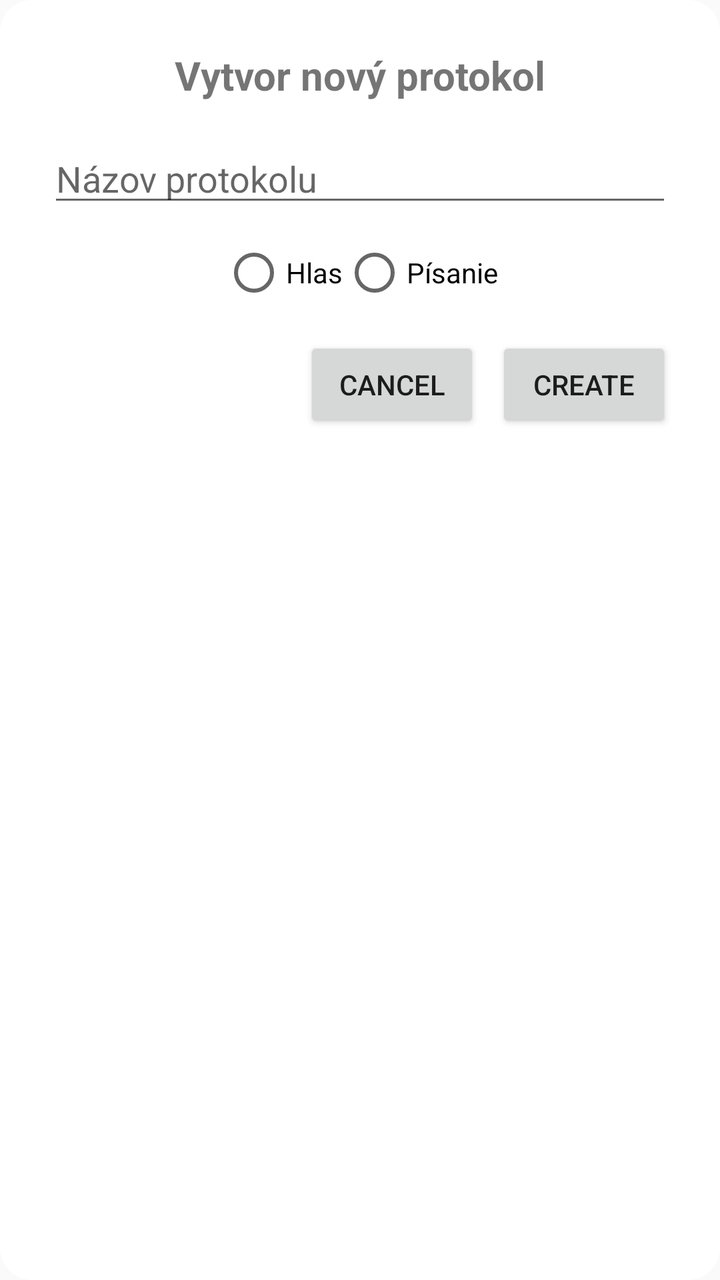
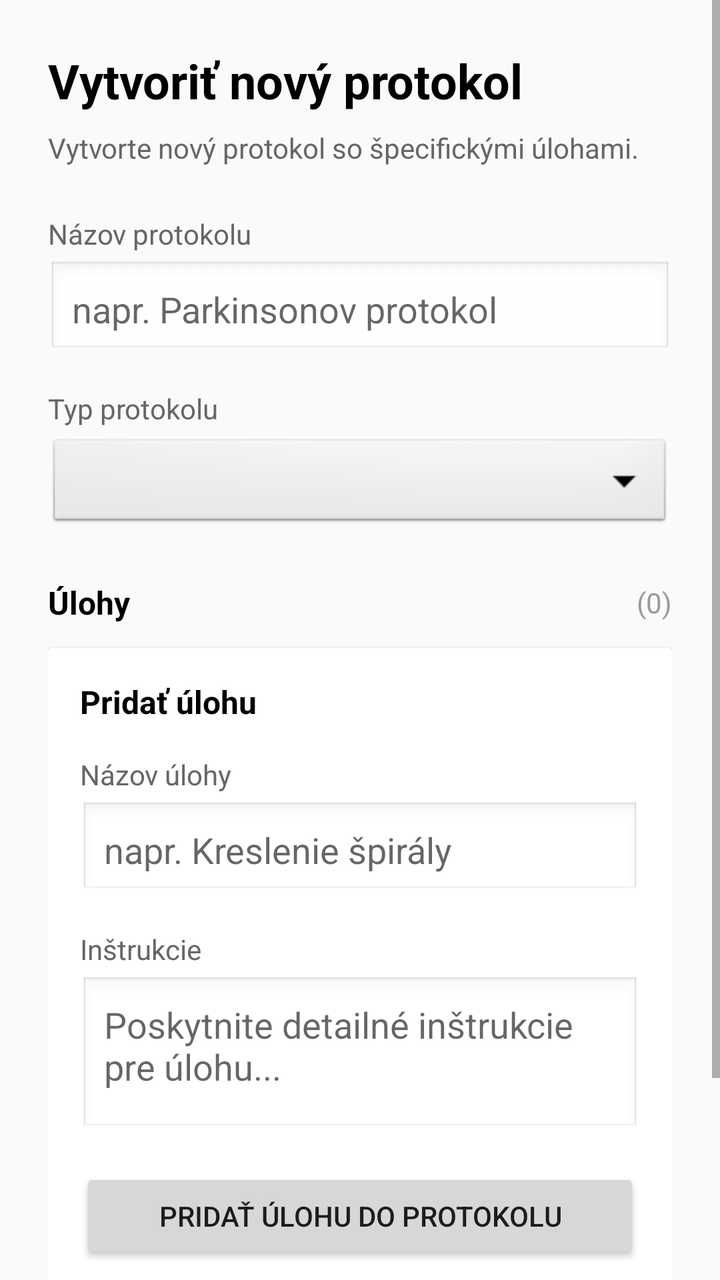

An Android layout rendered at two revisions. The XML below is the earlier revision; the diff shows what the commit changed to produce the second picture.
<!-- AndroidManifest.xml: application theme Theme.DiagnosticApp -->
<!-- res/layout/fragment_create_protocol.xml -->
<?xml version="1.0" encoding="utf-8"?>
<LinearLayout xmlns:android="http://schemas.android.com/apk/res/android"
    android:layout_width="400dp"
    android:layout_height="wrap_content"
    android:orientation="vertical"
    android:padding="24dp"
    android:background="@drawable/rounded_dialog_bg">

    <TextView
        android:layout_width="match_parent"
        android:layout_height="wrap_content"
        android:text="Vytvor nový protokol"
        android:textSize="20sp"
        android:textStyle="bold"
        android:gravity="center"
        android:paddingBottom="16dp" />

    <EditText
        android:id="@+id/etProtocolName"
        android:layout_width="match_parent"
        android:layout_height="wrap_content"
        android:hint="Názov protokolu"
        android:inputType="textPersonName" />

    <RadioGroup
        android:id="@+id/rgProtocolType"
        android:layout_width="match_parent"
        android:layout_height="wrap_content"
        android:orientation="horizontal"
        android:gravity="center"
        android:paddingTop="12dp">

        <RadioButton
            android:id="@+id/rbVoice"
            android:layout_width="wrap_content"
            android:layout_height="wrap_content"
            android:text="Hlas" />

        <RadioButton
            android:id="@+id/rbWriting"
            android:layout_width="wrap_content"
            android:layout_height="wrap_content"
            android:text="Písanie" />
    </RadioGroup>

    <LinearLayout
        android:layout_width="match_parent"
        android:layout_height="wrap_content"
        android:orientation="horizontal"
        android:gravity="end"
        android:paddingTop="16dp">

        <Button
            android:id="@+id/btnCancel"
            android:layout_width="wrap_content"
            android:layout_height="wrap_content"
            android:text="Cancel" />

        <Button
            android:id="@+id/btnCreate"
            android:layout_width="wrap_content"
            android:layout_height="wrap_content"
            android:text="Create"
            android:layout_marginStart="8dp" />
    </LinearLayout>
</LinearLayout>
<!-- resources referenced by this layout -->
<resources>
  <!-- drawable rounded_dialog_bg (drawable) -->
  <?xml version="1.0" encoding="utf-8"?>
  <shape xmlns:android="http://schemas.android.com/apk/res/android"
      android:shape="rectangle">
      <solid android:color="@android:color/white"/>
      <corners android:radius="16dp"/>
  </shape>
  <style name="Theme.DiagnosticApp" parent="Theme.AppCompat.Light.NoActionBar">
          <item name="colorPrimary">@color/green</item>
          
  
  
      </style>
  <color name="green">#4CAF50</color>
</resources>

<!-- the commit's change to res/layout/fragment_create_protocol.xml (unified diff, before → after) -->
@@ -1,66 +1,214 @@
 <?xml version="1.0" encoding="utf-8"?>
-<LinearLayout xmlns:android="http://schemas.android.com/apk/res/android"
-    android:layout_width="400dp"
-    android:layout_height="wrap_content"
-    android:orientation="vertical"
-    android:padding="24dp"
-    android:background="@drawable/rounded_dialog_bg">
-
-    <TextView
-        android:layout_width="match_parent"
-        android:layout_height="wrap_content"
-        android:text="Vytvor nový protokol"
-        android:textSize="20sp"
-        android:textStyle="bold"
-        android:gravity="center"
-        android:paddingBottom="16dp" />
-
-    <EditText
-        android:id="@+id/etProtocolName"
-        android:layout_width="match_parent"
-        android:layout_height="wrap_content"
-        android:hint="Názov protokolu"
-        android:inputType="textPersonName" />
-
-    <RadioGroup
-        android:id="@+id/rgProtocolType"
-        android:layout_width="match_parent"
-        android:layout_height="wrap_content"
-        android:orientation="horizontal"
-        android:gravity="center"
-        android:paddingTop="12dp">
-
-        <RadioButton
-            android:id="@+id/rbVoice"
-            android:layout_width="wrap_content"
-            android:layout_height="wrap_content"
-            android:text="Hlas" />
-
-        <RadioButton
-            android:id="@+id/rbWriting"
-            android:layout_width="wrap_content"
-            android:layout_height="wrap_content"
-            android:text="Písanie" />
-    </RadioGroup>
+<ScrollView
+    xmlns:android="http://schemas.android.com/apk/res/android"
+    android:layout_width="match_parent"
+    android:layout_height="match_parent"
+    android:fillViewport="true">
 
     <LinearLayout
         android:layout_width="match_parent"
         android:layout_height="wrap_content"
-        android:orientation="horizontal"
-        android:gravity="end"
-        android:paddingTop="16dp">
-
-        <Button
-            android:id="@+id/btnCancel"
-            android:layout_width="wrap_content"
-            android:layout_height="wrap_content"
-            android:text="Cancel" />
-
-        <Button
-            android:id="@+id/btnCreate"
-            android:layout_width="wrap_content"
-            android:layout_height="wrap_content"
-            android:text="Create"
-            android:layout_marginStart="8dp" />
+        android:orientation="vertical"
+        android:padding="24dp">
+
+        
+        <TextView
+            android:id="@+id/dialogTitle"
+            android:layout_width="match_parent"
+            android:layout_height="wrap_content"
+            android:text="Vytvoriť nový protokol"
+            android:textSize="24sp"
+            android:textStyle="bold"
+            android:textColor="@android:color/black"
+            android:layout_marginBottom="8dp"/>
+
+        <TextView
+            android:id="@+id/dialogDescription"
+            android:layout_width="match_parent"
+            android:layout_height="wrap_content"
+            android:text="Vytvorte nový protokol so špecifickými úlohami."
+            android:textSize="14sp"
+            android:textColor="#666666"
+            android:layout_marginBottom="24dp"/>
+
+        
+        <TextView
+            android:layout_width="match_parent"
+            android:layout_height="wrap_content"
+            android:text="Názov protokolu"
+            android:textSize="14sp"
+            android:textColor="#666666"
+            android:layout_marginBottom="4dp"/>
+
+        <EditText
+            android:id="@+id/protocolNameEditText"
+            android:layout_width="match_parent"
+            android:layout_height="wrap_content"
+            android:minHeight="48dp"
+            android:hint="napr. Parkinsonov protokol"
+            android:inputType="text"
+            android:padding="12dp"
+            android:background="@android:drawable/edit_text"
+            android:layout_marginBottom="16dp"/>
+
+        
+        <TextView
+            android:layout_width="match_parent"
+            android:layout_height="wrap_content"
+            android:text="Typ protokolu"
+            android:textSize="14sp"
+            android:textColor="#666666"
+            android:layout_marginBottom="4dp"/>
+
+        <Spinner
+            android:id="@+id/protocolTypeSpinner"
+            android:layout_width="match_parent"
+            android:layout_height="wrap_content"
+            android:minHeight="48dp"
+            android:background="@android:drawable/btn_dropdown"
+            android:padding="12dp"
+            android:layout_marginBottom="24dp"/>
+
+        
+        <LinearLayout
+            android:layout_width="match_parent"
+            android:layout_height="wrap_content"
+            android:orientation="horizontal"
+            android:gravity="center_vertical"
+            android:layout_marginBottom="12dp">
+
+            <TextView
+                android:layout_width="0dp"
+                android:layout_height="wrap_content"
+                android:layout_weight="1"
+                android:text="Úlohy"
+                android:textSize="16sp"
+                android:textStyle="bold"
+                android:textColor="@android:color/black"/>
+
+            <TextView
+                android:id="@+id/taskCountText"
+                android:layout_width="wrap_content"
+                android:layout_height="wrap_content"
+                android:text="(0)"
+                android:textSize="14sp"
+                android:textColor="#999999"/>
+        </LinearLayout>
+
+        
+        <androidx.cardview.widget.CardView
+            android:layout_width="match_parent"
+            android:layout_height="wrap_content"
+            android:layout_marginBottom="16dp">
+
+            <LinearLayout
+                android:layout_width="match_parent"
+                android:layout_height="wrap_content"
+                android:orientation="vertical"
+                android:padding="16dp">
+
+                <TextView
+                    android:layout_width="match_parent"
+                    android:layout_height="wrap_content"
+                    android:text="Pridať úlohu"
+                    android:textSize="16sp"
+                    android:textStyle="bold"
+                    android:textColor="@android:color/black"
+                    android:layout_marginBottom="16dp"/>
+
+                
+                <TextView
+                    android:layout_width="match_parent"
+                    android:layout_height="wrap_content"
+                    android:text="Názov úlohy"
+                    android:textSize="14sp"
+                    android:textColor="#666666"
+                    android:layout_marginBottom="4dp"/>
+
+                <EditText
+                    android:id="@+id/taskNameEditText"
+                    android:layout_width="match_parent"
+                    android:layout_height="wrap_content"
+                    android:minHeight="48dp"
+                    android:hint="napr. Kreslenie špirály"
+                    android:inputType="text"
+                    android:padding="12dp"
+                    android:background="@android:drawable/edit_text"
+                    android:layout_marginBottom="16dp"/>
+
+                
+                <TextView
+                    android:layout_width="match_parent"
+                    android:layout_height="wrap_content"
+                    android:text="Inštrukcie"
+                    android:textSize="14sp"
+                    android:textColor="#666666"
+                    android:layout_marginBottom="4dp"/>
+
+                <EditText
+                    android:id="@+id/taskDescriptionEditText"
+                    android:layout_width="match_parent"
+                    android:layout_height="wrap_content"
+                    android:minHeight="80dp"
+                    android:hint="Poskytnite detailné inštrukcie pre úlohu..."
+                    android:inputType="textMultiLine"
+                    android:padding="12dp"
+                    android:gravity="top"
+                    android:background="@android:drawable/edit_text"
+                    android:layout_marginBottom="16dp"/>
+
+                
+                <Button
+                    android:id="@+id/addTaskButton"
+                    android:layout_width="match_parent"
+                    android:layout_height="wrap_content"
+                    android:text="Pridať úlohu do protokolu"/>
+            </LinearLayout>
+        </androidx.cardview.widget.CardView>
+
+        
+        <TextView
+            android:id="@+id/tasksListLabel"
+            android:layout_width="match_parent"
+            android:layout_height="wrap_content"
+            android:text="Úlohy protokolu:"
+            android:textSize="14sp"
+            android:textColor="#666666"
+            android:layout_marginBottom="8dp"
+            android:visibility="gone"/>
+
+        
+        <LinearLayout
+            android:id="@+id/protocolTasksContainer"
+            android:layout_width="match_parent"
+            android:layout_height="wrap_content"
+            android:orientation="vertical"
+            android:layout_marginBottom="24dp">
+            
+        </LinearLayout>
+
+        
+        <LinearLayout
+            android:layout_width="match_parent"
+            android:layout_height="wrap_content"
+            android:orientation="horizontal"
+            android:gravity="end">
+
+            <Button
+                android:id="@+id/cancelButton"
+                android:layout_width="wrap_content"
+                android:layout_height="wrap_content"
+                android:text="Zrušiť"
+                android:textColor="#666666"
+                style="?android:attr/borderlessButtonStyle"/>
+
+            <Button
+                android:id="@+id/saveProtocolButton"
+                android:layout_width="wrap_content"
+                android:layout_height="wrap_content"
+                android:text="Vytvoriť protokol"
+                android:layout_marginStart="8dp"/>
+        </LinearLayout>
+
     </LinearLayout>
-</LinearLayout>
+</ScrollView>
<!-- resource entries referenced after the edit -->
@@ -1,12 +1,5 @@
 <!-- resources referenced by this layout -->
 <resources>
-  <!-- drawable rounded_dialog_bg (drawable) -->
-  <?xml version="1.0" encoding="utf-8"?>
-  <shape xmlns:android="http://schemas.android.com/apk/res/android"
-      android:shape="rectangle">
-      <solid android:color="@android:color/white"/>
-      <corners android:radius="16dp"/>
-  </shape>
   <style name="Theme.DiagnosticApp" parent="Theme.AppCompat.Light.NoActionBar">
           <item name="colorPrimary">@color/green</item>
           
